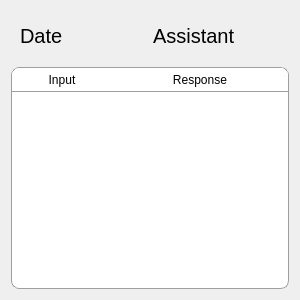
Before: the Qt Designer form ui/src/history_item.ui in jcsq6/ai-tools, drawn with Qt 5.
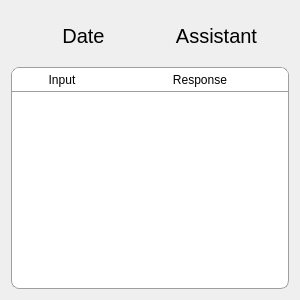
After: the same form once the commit is applied.

Commit message: Fix visual issues with history_item

The edit to the form file:
```diff
--- a/ui/src/history_item.ui
+++ b/ui/src/history_item.ui
@@ -72,6 +72,9 @@
         <property name="text">
          <string>Date</string>
         </property>
+        <property name="alignment">
+         <set>Qt::AlignmentFlag::AlignCenter</set>
+        </property>
        </widget>
       </item>
       <item>
@@ -96,6 +99,9 @@
         <property name="text">
          <string>Assistant</string>
         </property>
+        <property name="alignment">
+         <set>Qt::AlignmentFlag::AlignCenter</set>
+        </property>
        </widget>
       </item>
      </layout>
```
The commit also changes 2 other files.
